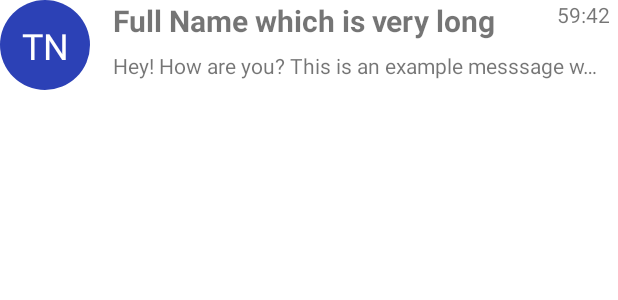
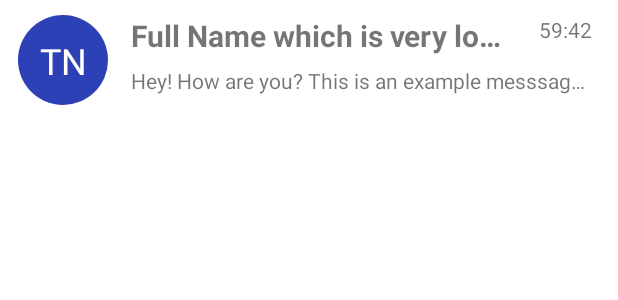
Before and after one commit to asztrikx/bme-chat-android, an Android app: the layout item_contact.xml on its own in the app's theme, with its tools: preview values and no code run, on a phone screen of 412 x 824 dp. Shown: the top 300 px of the screen. Run offline under Robolectric (Android 15) with nearby library versions, the light colour scheme and no system bars; network calls fail.

Commit message:
fix margin

```diff
--- a/app/src/main/res/layout/item_contact.xml
+++ b/app/src/main/res/layout/item_contact.xml
@@ -3,7 +3,9 @@
     xmlns:app="http://schemas.android.com/apk/res-auto"
     xmlns:tools="http://schemas.android.com/tools"
     android:layout_width="match_parent"
-    android:layout_height="wrap_content">
+    android:layout_height="wrap_content"
+    android:layout_marginHorizontal="12dp"
+    android:layout_marginVertical="10dp" >
 
     <ImageView
         android:id="@+id/profileImage"
```
Also changed, not shown: app/src/main/java/hu/bme/aut/android/chat/contacts/ContactsFragment.kt (+0 -14 lines).
